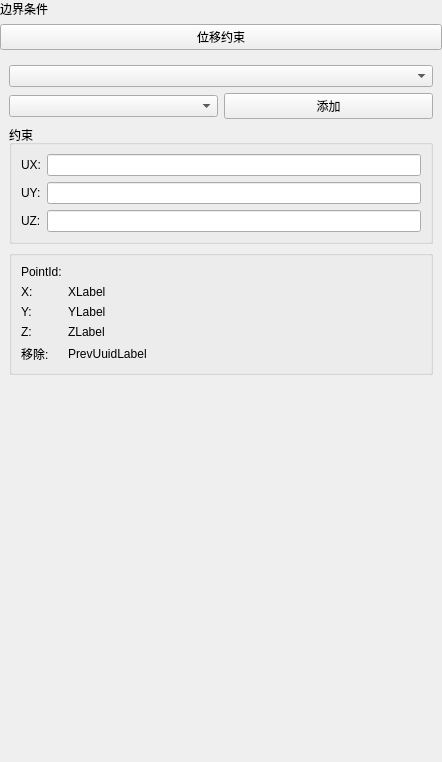
Qt form plugins/Base_PhysicalField/DisplacementConstraintWidget.ui (asd977/base_cae) before a commit.
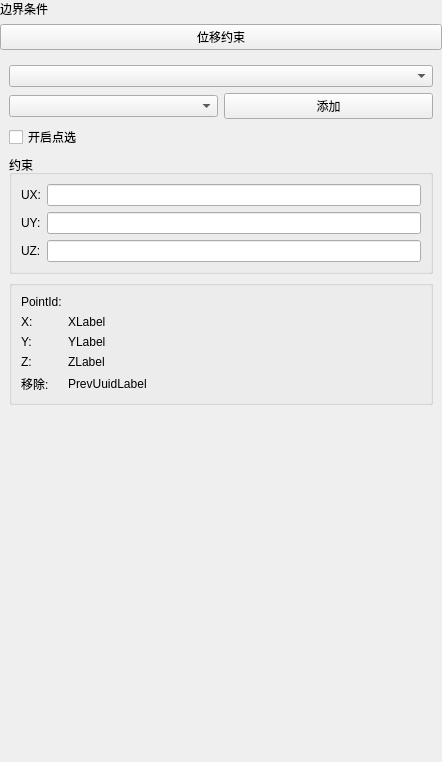
The same form after that commit. Custom widgets are drawn as their Qt base class.

Commit message: Add pick info panels and pick-enable checkbox for node-based physical pages

Diff of the .ui file:
```diff
--- a/plugins/Base_PhysicalField/DisplacementConstraintWidget.ui
+++ b/plugins/Base_PhysicalField/DisplacementConstraintWidget.ui
@@ -87,6 +87,13 @@
         </item>
        </layout>
       </item>
+      <item>
+       <widget class="QCheckBox" name="pickEnableCheckBox">
+        <property name="text">
+         <string>开启点选</string>
+        </property>
+       </widget>
+      </item>
       <item>
        <widget class="QGroupBox" name="groupBox">
         <property name="title">
```
The commit also changes 11 other files.
